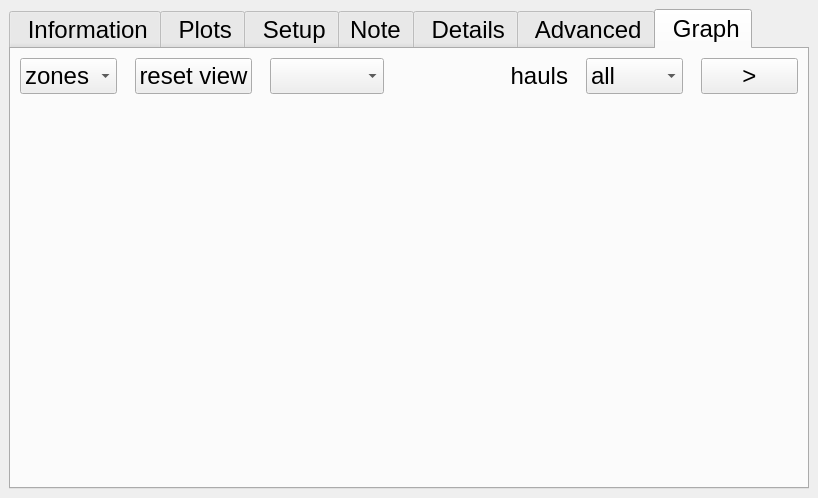
First picture: the form in ddh/gui/designer_main.ui, repository LowellInstruments/ddh_old, before the edit.
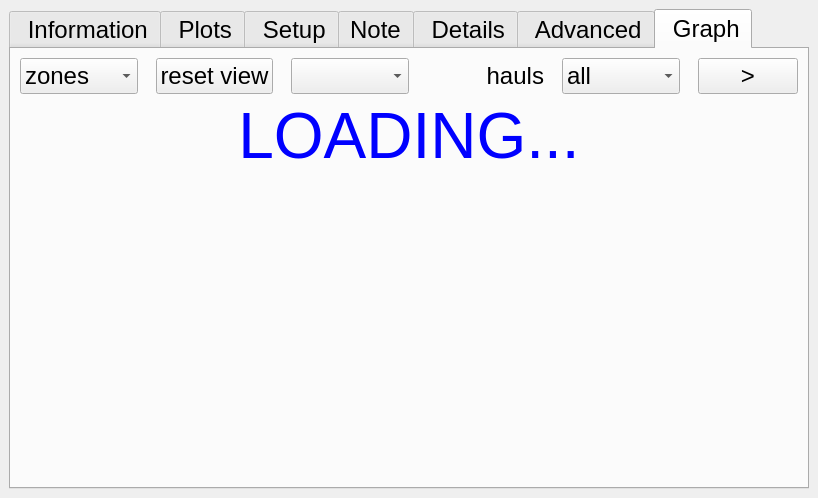
Second picture: the form after the edit. Icons and pictures are not drawn.

Patch:
```diff
--- a/ddh/gui/designer_main.ui
+++ b/ddh/gui/designer_main.ui
@@ -1485,9 +1485,9 @@
        <attribute name="title">
         <string> Graph</string>
        </attribute>
-       <layout class="QVBoxLayout" name="verticalLayout_7" stretch="1,8">
+       <layout class="QVBoxLayout" name="verticalLayout_7" stretch="1,0,8">
         <item>
-         <layout class="QHBoxLayout" name="lay_g_h1" stretch="1,1,1,1,1,1,1">
+         <layout class="QHBoxLayout" name="lay_g_h1" stretch="1,1,1,1,1,1">
           <property name="spacing">
            <number>18</number>
           </property>
@@ -1522,19 +1522,6 @@
             </property>
            </widget>
           </item>
-          <item>
-           <widget class="QLabel" name="lbl_g_prog">
-            <property name="maximumSize">
-             <size>
-              <width>50</width>
-              <height>16777215</height>
-             </size>
-            </property>
-            <property name="text">
-             <string/>
-            </property>
-           </widget>
-          </item>
           <item>
            <widget class="QLabel" name="label_9">
             <property name="text">
@@ -1579,6 +1566,42 @@
           </item>
          </layout>
         </item>
+        <item>
+         <layout class="QHBoxLayout" name="lay_g_h1_2" stretch="0">
+          <property name="spacing">
+           <number>0</number>
+          </property>
+          <item>
+           <widget class="QLabel" name="lbl_graph_busy">
+            <property name="maximumSize">
+             <size>
+              <width>9000</width>
+              <height>200</height>
+             </size>
+            </property>
+            <property name="font">
+             <font>
+              <pointsize>48</pointsize>
+              <weight>50</weight>
+              <bold>false</bold>
+              <underline>false</underline>
+              <strikeout>false</strikeout>
+              <kerning>true</kerning>
+             </font>
+            </property>
+            <property name="styleSheet">
+             <string notr="true">color: rgb(0, 0, 255)</string>
+            </property>
+            <property name="text">
+             <string>LOADING...</string>
+            </property>
+            <property name="alignment">
+             <set>Qt::AlignCenter</set>
+            </property>
+           </widget>
+          </item>
+         </layout>
+        </item>
         <item>
          <layout class="QHBoxLayout" name="lay_g_h2"/>
         </item>
```
